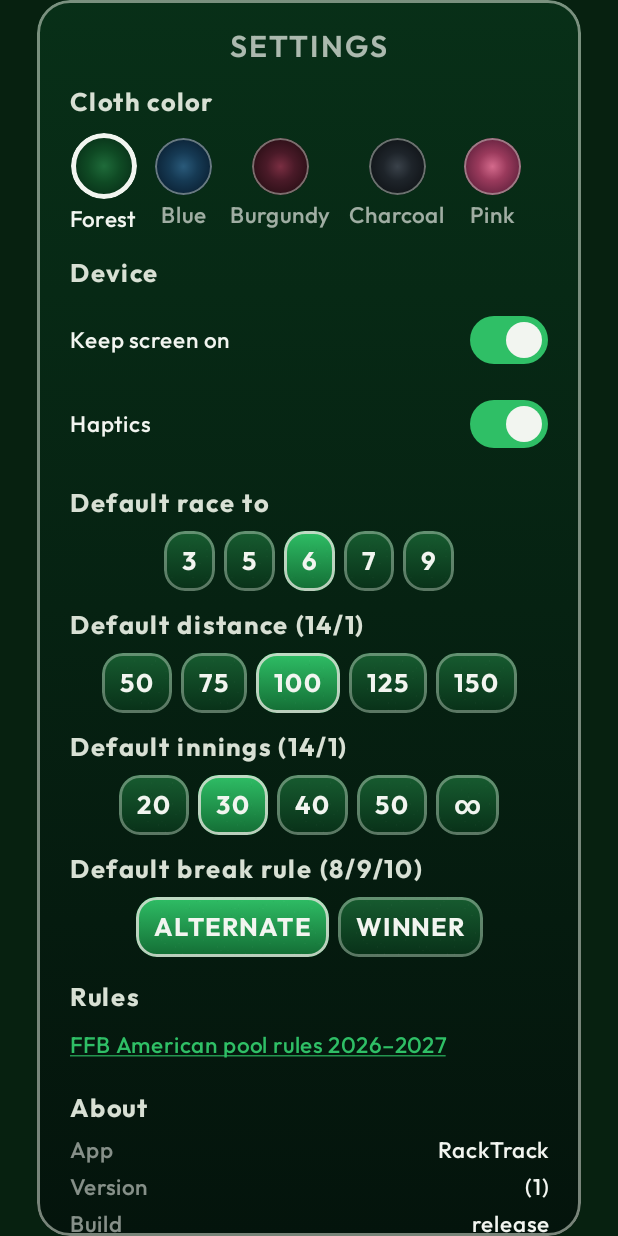
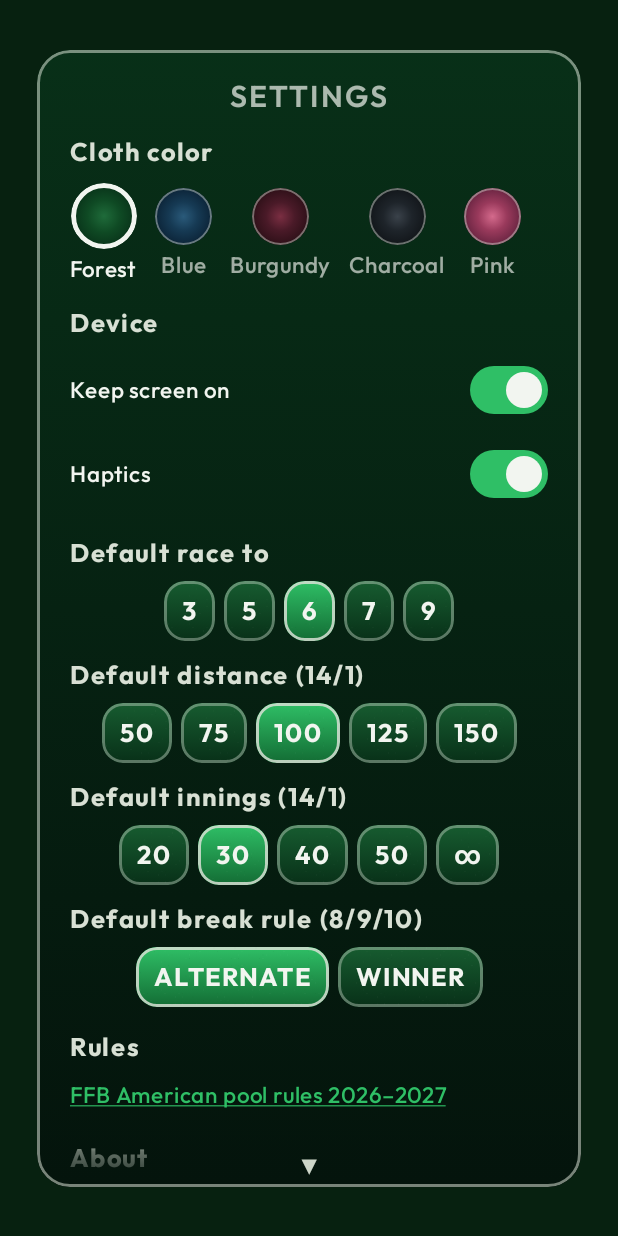
Before and after one commit to Asarox33/RackTrack, an Android app built with Jetpack Compose: the composable SettingsSheet shown on its own in the app's theme, on a phone screen of 412 x 824 dp. Run offline under Robolectric (Android 15) with nearby library versions, the phone set to English and light mode, and no system bars.

Commit message:
Add scroll hints on overflowing modals for 1.0.2.
Show a bottom fade and chevron on summary, settings, and 14/1 visit-end until the user reaches the end.

Co-authored-by: Cursor <cursoragent@cursor.com>

```diff
--- /dev/null
+++ b/app/src/main/kotlin/com/racktrack/presentation/component/ScrollMoreHint.kt
@@ -0,0 +1,77 @@
+package com.racktrack.presentation.component
+
+import androidx.compose.animation.AnimatedVisibility
+import androidx.compose.animation.fadeIn
+import androidx.compose.animation.fadeOut
+import androidx.compose.foundation.ScrollState
+import androidx.compose.foundation.background
+import androidx.compose.foundation.layout.Box
+import androidx.compose.foundation.layout.BoxScope
+import androidx.compose.foundation.layout.fillMaxWidth
+import androidx.compose.foundation.layout.height
+import androidx.compose.foundation.layout.padding
+import androidx.compose.material3.MaterialTheme
+import androidx.compose.material3.Text
+import androidx.compose.runtime.Composable
+import androidx.compose.runtime.derivedStateOf
+import androidx.compose.runtime.getValue
+import androidx.compose.runtime.remember
+import androidx.compose.ui.Alignment
+import androidx.compose.ui.Modifier
+import androidx.compose.ui.graphics.Brush
+import androidx.compose.ui.graphics.Color
+import androidx.compose.ui.unit.dp
+import androidx.compose.ui.unit.sp
+import com.racktrack.presentation.theme.OutlineWarm
+
+/**
+ * Bottom fade + chevron when [scrollState] can still scroll down.
+ * Place inside a [Box] that wraps the vertically scrolling content.
+ */
+@Composable
+fun BoxScope.ScrollMoreHint(
+    scrollState: ScrollState,
+    modifier: Modifier = Modifier,
+    fadeColor: Color,
+) {
+    val canScrollDown by remember {
+        derivedStateOf {
+            scrollState.maxValue > 0 && scrollState.value < scrollState.maxValue
+        }
+    }
+    AnimatedVisibility(
+        visible = canScrollDown,
+        modifier = modifier.align(Alignment.BottomCenter),
+        enter = fadeIn(),
+        exit = fadeOut(),
+    ) {
+        Box(
+            modifier = Modifier
+                .fillMaxWidth()
+                .height(HINT_HEIGHT)
+                .background(
+                    Brush.verticalGradient(
+                        colorStops = arrayOf(
+                            0f to fadeColor.copy(alpha = 0f),
+                            FADE_MID_STOP to fadeColor.copy(alpha = FADE_MID_ALPHA),
+                            1f to fadeColor.copy(alpha = FADE_END_ALPHA),
+                        ),
+                    ),
+                ),
+            contentAlignment = Alignment.BottomCenter,
+        ) {
+            Text(
+                text = "▼",
+                style = MaterialTheme.typography.titleLarge.copy(fontSize = CHEVRON_SP.sp),
+                color = OutlineWarm.copy(alpha = 0.95f),
+                modifier = Modifier.padding(bottom = 4.dp),
+            )
+        }
+    }
+}
+
+private val HINT_HEIGHT = 36.dp
+private const val FADE_MID_STOP = 0.35f
+private const val FADE_MID_ALPHA = 0.55f
+private const val FADE_END_ALPHA = 0.92f
+private const val CHEVRON_SP = 16
--- a/app/src/main/kotlin/com/racktrack/presentation/screen/SettingsSheet.kt
+++ b/app/src/main/kotlin/com/racktrack/presentation/screen/SettingsSheet.kt
@@ -11,6 +11,7 @@ import androidx.compose.foundation.layout.Box
 import androidx.compose.foundation.layout.Column
 import androidx.compose.foundation.layout.Row
 import androidx.compose.foundation.layout.Spacer
+import androidx.compose.foundation.layout.fillMaxHeight
 import androidx.compose.foundation.layout.fillMaxSize
 import androidx.compose.foundation.layout.fillMaxWidth
 import androidx.compose.foundation.layout.height
@@ -42,6 +43,7 @@ import com.racktrack.BuildConfig
 import com.racktrack.data.UserSettings
 import com.racktrack.domain.model.BreakRule
 import com.racktrack.presentation.MatchFormatOptions
+import com.racktrack.presentation.component.ScrollMoreHint
 import com.racktrack.presentation.component.TexturedActionButton
 import com.racktrack.presentation.component.TexturedChip
 import com.racktrack.appearance.FeltTone
@@ -68,6 +70,7 @@ fun SettingsSheet(
 ) {
     val context = LocalContext.current
     val felt = LocalFeltPalette.current
+    val scrollState = rememberScrollState()
 
     Box(
         modifier = modifier
@@ -77,10 +80,11 @@ fun SettingsSheet(
             .safeDrawingPadding(),
         contentAlignment = Alignment.Center,
     ) {
-        Column(
+        Box(
             modifier = Modifier
                 .widthIn(max = 560.dp)
                 .fillMaxWidth(PANEL_WIDTH)
+                .fillMaxHeight(PANEL_MAX_HEIGHT)
                 .clip(RoundedCornerShape(22.dp))
                 .background(
                     Brush.verticalGradient(
@@ -92,11 +96,15 @@ fun SettingsSheet(
                     interactionSource = remember { MutableInteractionSource() },
                     indication = null,
                     onClick = {},
-                )
-                .verticalScroll(rememberScrollState())
-                .padding(horizontal = 22.dp, vertical = 18.dp),
-            horizontalAlignment = Alignment.CenterHorizontally,
+                ),
         ) {
+            Column(
+                modifier = Modifier
+                    .fillMaxWidth()
+                    .verticalScroll(scrollState)
+                    .padding(horizontal = 22.dp, vertical = 18.dp),
+                horizontalAlignment = Alignment.CenterHorizontally,
+            ) {
             Text(
                 text = "SETTINGS",
                 style = MaterialTheme.typography.titleLarge,
@@ -265,6 +273,11 @@ fun SettingsSheet(
                 modifier = Modifier.widthIn(min = 180.dp),
                 height = 48.dp,
             )
+            }
+            ScrollMoreHint(
+                scrollState = scrollState,
+                fadeColor = felt.vignette,
+            )
         }
     }
 }
@@ -425,5 +438,6 @@ const val FFB_RULES_URL = "https://m.ffbillard.com/ext/telechargement.php?id=322
 
 private const val SCRIM_ALPHA = 0.55f
 private const val PANEL_WIDTH = 0.88f
+private const val PANEL_MAX_HEIGHT = 0.92f
 private const val PANEL_TOP_ALPHA = 0.97f
 private const val PANEL_BORDER_ALPHA = 0.55f
--- a/gradle.properties
+++ b/gradle.properties
@@ -4,5 +4,5 @@ kotlin.code.style=official
 
 # Semver product version (keep in sync with Git tag vX.Y.Z on release).
 # versionCode = major*10000 + minor*100 + patch
-racktrack.versionName=1.0.1
-racktrack.versionCode=10001
+racktrack.versionName=1.0.2
+racktrack.versionCode=10002
```
Also changed, not shown: app/src/main/kotlin/com/racktrack/presentation/screen/FourteenOneBoard.kt (+15 -4 lines), app/src/main/kotlin/com/racktrack/presentation/screen/MatchSummaryModal.kt (+24 -18 lines), 4 other files.
